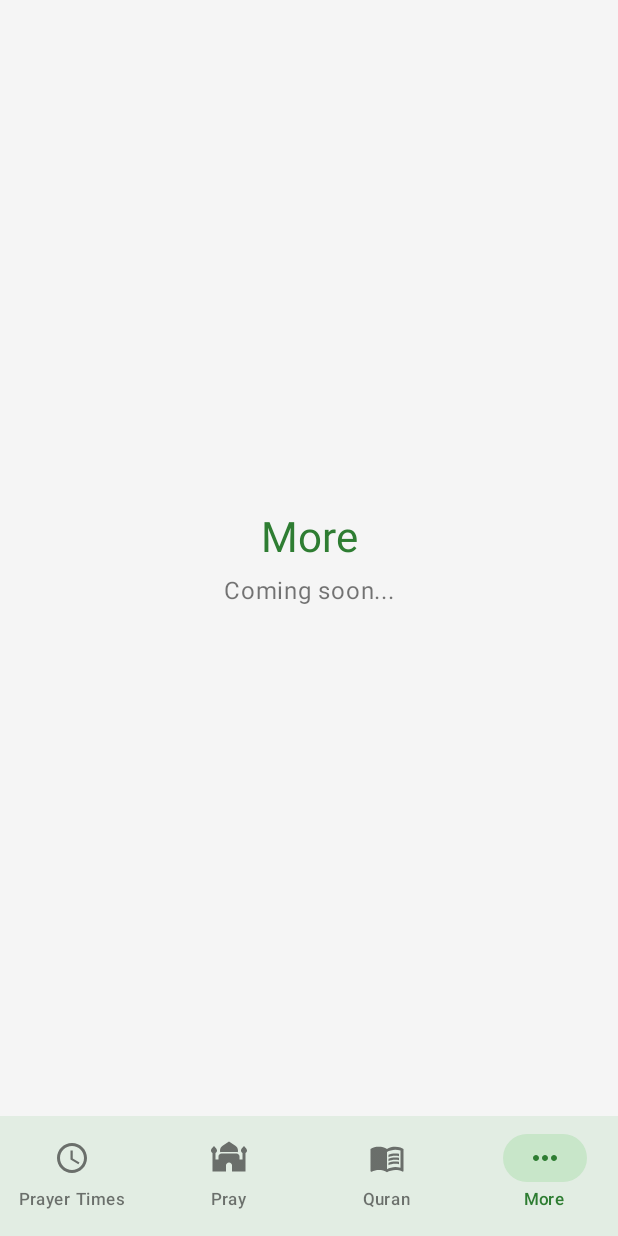
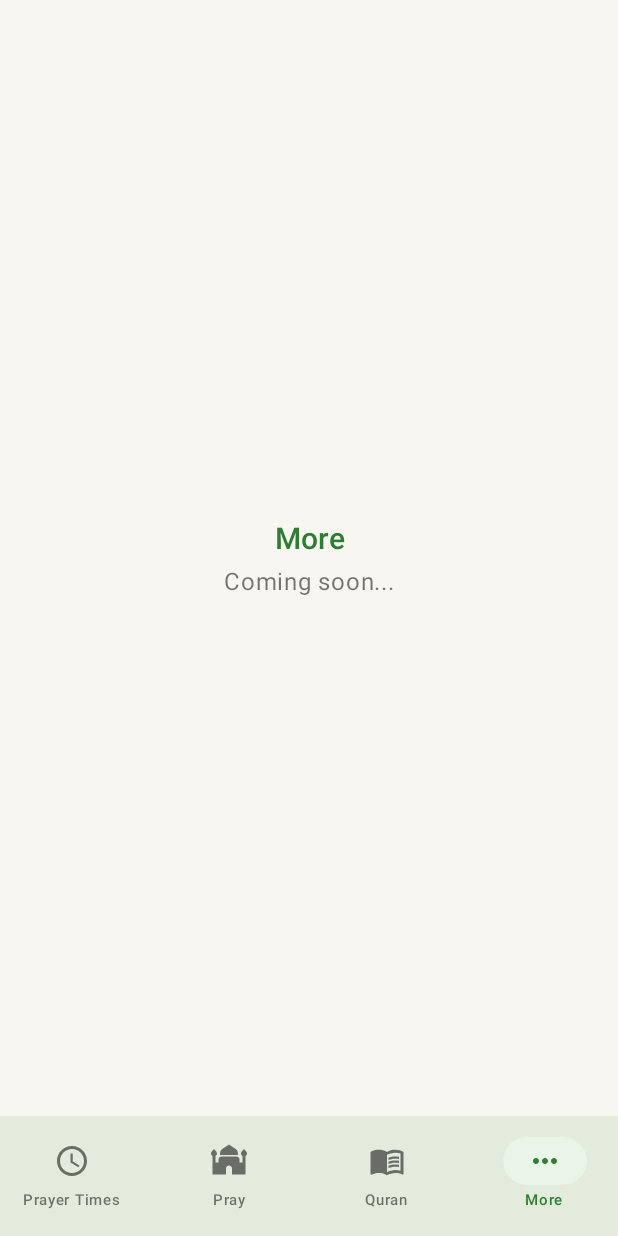
Before and after one commit to h4sanzade/NamazShia, an Android app built with Jetpack Compose: the screen it shows after launch (MainActivity), item 4 of the bottom bar chosen, on a phone screen of 412 x 824 dp. Run offline under Robolectric (Android 15) with nearby library versions, the phone set to English and light mode, and no system bars; our stand-ins replace Dagger/Hilt's generated code.

Commit message:
Design, colors changed

```diff
--- a/app/src/main/java/com/hasanzade/namazshia/QuranScreen.kt
+++ b/app/src/main/java/com/hasanzade/namazshia/QuranScreen.kt
@@ -152,7 +152,7 @@ fun QuranScreen(
                             IconButton(
                                 onClick = {
                                     if (searchQuery.isNotBlank()) {
-                                        viewModel.searchQuran(searchQuery)
+
                                         showSearch = false
                                     }
                                 }
--- a/app/src/main/java/com/hasanzade/namazshia/QuranViewModel.kt
+++ b/app/src/main/java/com/hasanzade/namazshia/QuranViewModel.kt
@@ -20,6 +20,9 @@ class QuranViewModel @Inject constructor(
 
     private val _surahs = MutableStateFlow<List<Surah>>(emptyList())
     val surahs: StateFlow<List<Surah>> = _surahs.asStateFlow()
+
+    private val _filteredSurahs = MutableStateFlow<List<Surah>>(emptyList())
+    val filteredSurahs: StateFlow<List<Surah>> = _filteredSurahs.asStateFlow()
 
     private val _ayahs = MutableStateFlow<List<Ayah>>(emptyList())
     val ayahs: StateFlow<List<Ayah>> = _ayahs.asStateFlow()
@@ -51,6 +54,7 @@ class QuranViewModel @Inject constructor(
                             )
                         }
                         _surahs.value = surahList
+                        _filteredSurahs.value = surahList
                         _state.value = QuranScreenState.SurahList
                     },
                     onFailure = { error ->
@@ -63,18 +67,63 @@ class QuranViewModel @Inject constructor(
         }
     }
 
+    fun searchSurahs(query: String) {
+        if (query.isBlank()) {
+            _filteredSurahs.value = _surahs.value
+            return
+        }
+
+        val searchQuery = query.lowercase().trim()
+        val filtered = _surahs.value.filter { surah ->
+            surah.englishName.lowercase().contains(searchQuery) ||
+                    surah.englishNameTranslation.lowercase().contains(searchQuery) ||
+                    surah.number.toString().contains(searchQuery) ||
+                    matchesCommonTerms(surah, searchQuery)
+        }
+
+        _filteredSurahs.value = filtered
+    }
+
+    private fun matchesCommonTerms(surah: Surah, query: String): Boolean {
+        return when {
+            query.contains("baq") && surah.englishName.lowercase().contains("baqara") -> true
+            query.contains("cow") && surah.englishName.lowercase().contains("baqara") -> true
+
+
+            query.contains("fat") && surah.englishName.lowercase().contains("fatiha") -> true
+            query.contains("open") && surah.englishName.lowercase().contains("fatiha") -> true
+
+            query.contains("imr") && surah.englishName.lowercase().contains("imraan") -> true
+            query.contains("family") && surah.englishNameTranslation.lowercase().contains("family") -> true
+
+            query.contains("nis") && surah.englishName.lowercase().contains("nisa") -> true
+            query.contains("women") && surah.englishNameTranslation.lowercase().contains("women") -> true
+
+            query.contains("mai") && surah.englishName.lowercase().contains("maidah") -> true
+            query.contains("table") && surah.englishNameTranslation.lowercase().contains("table") -> true
+
+            query.contains("yas") && surah.englishName.lowercase().contains("yaseen") -> true
+            query.contains("36") && surah.number == 36 -> true
+
+            query.contains("mul") && surah.englishName.lowercase().contains("mulk") -> true
+            query.contains("kingdom") && surah.englishNameTranslation.lowercase().contains("kingdom") -> true
+
+            query.contains("kah") && surah.englishName.lowercase().contains("kahf") -> true
+            query.contains("cave") && surah.englishNameTranslation.lowercase().contains("cave") -> true
+
+            else -> false
+        }
+    }
+
     fun loadSurahDetail(surah: Surah) {
         viewModelScope.launch {
             try {
                 _isLoadingDetail.value = true
                 _state.value = QuranScreenState.SurahDetail(surah)
 
-                var arabicAyahs: List<Ayah> = emptyList()
-                var translationAyahs: List<QuranTranslation> = emptyList()
-
                 quranRepository.getSurahArabicText(surah.number).fold(
                     onSuccess = { apiAyahs ->
-                        arabicAyahs = apiAyahs.map { apiAyah ->
+                        val arabicAyahs = apiAyahs.map { apiAyah ->
                             Ayah(
                                 number = apiAyah.number,
                                 text = apiAyah.text,
@@ -97,7 +146,7 @@ class QuranViewModel @Inject constructor(
 
                 quranRepository.getSurahTranslation(surah.number).fold(
                     onSuccess = { apiTranslations ->
-                        translationAyahs = apiTranslations.mapIndexed { index, apiTranslation ->
+                        val translationAyahs = apiTranslations.map { apiTranslation ->
                             QuranTranslation(
                                 ayah = apiTranslation.number,
                                 text = apiTranslation.text
@@ -120,7 +169,7 @@ class QuranViewModel @Inject constructor(
         }
     }
 
-    fun searchQuran(query: String) {
+    fun searchInQuranContent(query: String) {
         viewModelScope.launch {
             try {
                 _state.value = QuranScreenState.Loading
@@ -138,6 +187,7 @@ class QuranViewModel @Inject constructor(
 
     fun navigateToSurahList() {
         _state.value = QuranScreenState.SurahList
+        _filteredSurahs.value = _surahs.value
     }
 
     fun navigateToAyah(searchResult: QuranSearchResult) {
--- /dev/null
+++ b/app/src/main/java/com/hasanzade/namazshia/ui/theme/IslamicTypography.kt
@@ -0,0 +1,171 @@
+package com.hasanzade.namazshia.ui.theme
+
+import androidx.compose.material3.Typography
+import androidx.compose.ui.text.TextStyle
+import androidx.compose.ui.text.font.FontFamily
+import androidx.compose.ui.text.font.FontWeight
+import androidx.compose.ui.unit.sp
+
+val IslamicTypography = Typography(
+    displayLarge = TextStyle(
+        fontFamily = FontFamily.Default,
+        fontWeight = FontWeight.Bold,
+        fontSize = 32.sp,
+        lineHeight = 44.sp,
+        letterSpacing = (-0.25).sp
+    ),
+    displayMedium = TextStyle(
+        fontFamily = FontFamily.Default,
+        fontWeight = FontWeight.Bold,
+        fontSize = 28.sp,
+        lineHeight = 36.sp,
+        letterSpacing = 0.sp
+    ),
+    displaySmall = TextStyle(
+        fontFamily = FontFamily.Default,
+        fontWeight = FontWeight.SemiBold,
+        fontSize = 24.sp,
+        lineHeight = 32.sp,
+        letterSpacing = 0.sp
+    ),
+
+    // Headline styles - for section headings
+    headlineLarge = TextStyle(
+        fontFamily = FontFamily.Default,
+        fontWeight = FontWeight.Bold,
+        fontSize = 22.sp,
+        lineHeight = 30.sp,
+        letterSpacing = 0.sp
+    ),
+    headlineMedium = TextStyle(
+        fontFamily = FontFamily.Default,
+        fontWeight = FontWeight.SemiBold,
+        fontSize = 20.sp,
+        lineHeight = 28.sp,
+        letterSpacing = 0.sp
+    ),
+    headlineSmall = TextStyle(
+        fontFamily = FontFamily.Default,
+        fontWeight = FontWeight.Medium,
+        fontSize = 18.sp,
+        lineHeight = 26.sp,
+        letterSpacing = 0.sp
+    ),
+
+    // Title styles - for card titles and important text
+    titleLarge = TextStyle(
+        fontFamily = FontFamily.Default,
+        fontWeight = FontWeight.SemiBold,
+        fontSize = 16.sp,
+        lineHeight = 24.sp,
+        letterSpacing = 0.15.sp
+    ),
+    titleMedium = TextStyle(
+        fontFamily = FontFamily.Default,
+        fontWeight = FontWeight.Medium,
+        fontSize = 14.sp,
+        lineHeight = 22.sp,
+        letterSpacing = 0.1.sp
+    ),
+    titleSmall = TextStyle(
+        fontFamily = FontFamily.Default,
+        fontWeight = FontWeight.Medium,
+        fontSize = 12.sp,
+        lineHeight = 20.sp,
+        letterSpacing = 0.1.sp
+    ),
+
+    // Body styles - for regular content and Arabic text
+    bodyLarge = TextStyle(
+        fontFamily = FontFamily.Default,
+        fontWeight = FontWeight.Normal,
+        fontSize = 16.sp,
+        lineHeight = 28.sp, // Increased for better Arabic text readability
+        letterSpacing = 0.5.sp
+    ),
+    bodyMedium = TextStyle(
+        fontFamily = FontFamily.Default,
+        fontWeight = FontWeight.Normal,
+        fontSize = 14.sp,
+        lineHeight = 24.sp, // Increased for better readability
+        letterSpacing = 0.25.sp
+    ),
+    bodySmall = TextStyle(
+        fontFamily = FontFamily.Default,
+        fontWeight = FontWeight.Normal,
+        fontSize = 12.sp,
+        lineHeight = 20.sp,
+        letterSpacing = 0.4.sp
+    ),
+
+    // Label styles - for buttons and small labels
+    labelLarge = TextStyle(
+        fontFamily = FontFamily.Default,
+        fontWeight = FontWeight.Medium,
+        fontSize = 14.sp,
+        lineHeight = 20.sp,
+        letterSpacing = 0.1.sp
+    ),
+    labelMedium = TextStyle(
+        fontFamily = FontFamily.Default,
+        fontWeight = FontWeight.Medium,
+        fontSize = 12.sp,
+        lineHeight = 18.sp,
+        letterSpacing = 0.5.sp
+    ),
+    labelSmall = TextStyle(
+        fontFamily = FontFamily.Default,
+        fontWeight = FontWeight.Medium,
+        fontSize = 10.sp,
+        lineHeight = 16.sp,
+        letterSpacing = 0.5.sp
+    )
+)
+
+// Special text styles for Islamic content
+object IslamicTextStyles {
+    // For Arabic Quran text
+    val arabicQuran = TextStyle(
+        fontFamily = FontFamily.Default,
+        fontWeight = FontWeight.Normal,
+        fontSize = 22.sp,
+        lineHeight = 40.sp, // Extra spacing for Arabic
+        letterSpacing = 0.sp
+    )
+
+    // For Arabic prayers and duas
+    val arabicPrayer = TextStyle(
+        fontFamily = FontFamily.Default,
+        fontWeight = FontWeight.Medium,
+        fontSize = 18.sp,
+        lineHeight = 32.sp,
+        letterSpacing = 0.sp
+    )
+
+    // For transliteration
+    val transliteration = TextStyle(
+        fontFamily = FontFamily.Default,
+        fontWeight = FontWeight.Normal,
+        fontSize = 14.sp,
+        lineHeight = 22.sp,
+        letterSpacing = 0.25.sp
+    )
+
+    // For English translation
+    val translation = TextStyle(
+        fontFamily = FontFamily.Default,
+        fontWeight = FontWeight.Normal,
+        fontSize = 15.sp,
+        lineHeight = 24.sp,
+        letterSpacing = 0.15.sp
+    )
+
+    // For Bismillah and special phrases
+    val bismillah = TextStyle(
+        fontFamily = FontFamily.Default,
+        fontWeight = FontWeight.Bold,
+        fontSize = 20.sp,
+        lineHeight = 36.sp,
+        letterSpacing = 0.sp
+    )
+}
--- a/app/src/main/java/com/hasanzade/namazshia/ui/theme/Theme.kt
+++ b/app/src/main/java/com/hasanzade/namazshia/ui/theme/Theme.kt
@@ -16,73 +16,103 @@ import androidx.compose.ui.platform.LocalContext
 import androidx.compose.ui.platform.LocalView
 import androidx.core.view.WindowCompat
 
-// Islamic Green Color Palette
-val IslamicGreen = Color(0xFF2E7D32)        // Primary green
-val IslamicGreenLight = Color(0xFF4CAF50)   // Light green
-val IslamicGreenDark = Color(0xFF1B5E20)    // Dark green
-val IslamicGold = Color(0xFFFFD700)         // Gold accent
-val DarkBackground = Color(0xFF0F1419)      // Very dark background
-val DarkSurface = Color(0xFF1A1A1A)         // Dark surface
-val DarkCard = Color(0xFF2D2D2D)            // Dark card background
+val IslamicGold = Color(0xFFD4AF37)
+val IslamicGoldLight = Color(0xFFE6C547)
+val IslamicGoldDark = Color(0xFFB8941F)
+val IslamicGreen = Color(0xFF2E7D32)
+val IslamicGreenLight = Color(0xFF4CAF50)
+val IslamicGreenDark = Color(0xFF1B5E20)
+val IslamicTeal = Color(0xFF006064)
+val IslamicBlue = Color(0xFF1565C0)
+val IslamicMaroon = Color(0xFF7B1FA2)
+
+val DeepNight = Color(0xFF0A0E1A)
+val MidNight = Color(0xFF1A1F2E)
+val SoftNight = Color(0xFF2A2F3E)
+val LightNight = Color(0xFF3A3F4E)
+
+// Light Theme Colors (for day mode)
+val LightCream = Color(0xFFF8F6F0)         // Warm cream background
+val WarmWhite = Color(0xFFFFFDF7)          // Warm white
+val SoftGray = Color(0xFFE8E6E0)           // Soft gray for cards
+val MediumGray = Color(0xFF6B6B6B)         // Medium gray for text
 
 private val DarkColorScheme = darkColorScheme(
-    primary = IslamicGreenLight,
+    primary = IslamicGold,
     onPrimary = Color.White,
     primaryContainer = IslamicGreenDark,
-    onPrimaryContainer = Color.White,
+    onPrimaryContainer = IslamicGold,
 
-    secondary = IslamicGold,
-    onSecondary = Color.Black,
-    secondaryContainer = IslamicGreen,
+    secondary = IslamicGreen,
+    onSecondary = Color.White,
+    secondaryContainer = IslamicTeal,
     onSecondaryContainer = Color.White,
 
-    tertiary = Color(0xFF81C784),
+    tertiary = IslamicGoldLight,
     onTertiary = Color.Black,
-    tertiaryContainer = Color(0xFF2E5D2E),
+    tertiaryContainer = IslamicMaroon,
     onTertiaryContainer = Color.White,
 
-    background = DarkBackground,
+    background = DeepNight,
     onBackground = Color.White,
-    surface = DarkSurface,
+    surface = MidNight,
     onSurface = Color.White,
-    surfaceVariant = DarkCard,
-    onSurfaceVariant = Color(0xFFE0E0E0),
+    surfaceVariant = SoftNight,
+    onSurfaceVariant = Color(0xFFE8E8E8),
 
-    error = Color(0xFFCF6679),
-    onError = Color.Black
+    surfaceTint = IslamicGold,
+    inverseSurface = Color.White,
+    inverseOnSurface = DeepNight,
+
+    outline = Color(0xFF4A4A4A),
+    outlineVariant = Color(0xFF2A2A2A),
+
+    error = Color(0xFFE57373),
+    onError = Color.White,
+    errorContainer = Color(0xFFB71C1C),
+    onErrorContainer = Color.White
 )
 
 private val LightColorScheme = lightColorScheme(
     primary = IslamicGreen,
     onPrimary = Color.White,
-    primaryContainer = Color(0xFFC8E6C9),
+    primaryContainer = Color(0xFFE8F5E8),
     onPrimaryContainer = IslamicGreenDark,
 
     secondary = IslamicGold,
-    onSecondary = Color.Black,
-    secondaryContainer = Color(0xFFF1F8E9),
-    onSecondaryContainer = IslamicGreen,
+    onSecondary = Color.White,
+    secondaryContainer = Color(0xFFFFF8E1),
+    onSecondaryContainer = IslamicGoldDark,
 
-    tertiary = Color(0xFF66BB6A),
+    tertiary = IslamicTeal,
     onTertiary = Color.White,
-    tertiaryContainer = Color(0xFFE8F5E8),
-    onTertiaryContainer = IslamicGreenDark,
+    tertiaryContainer = Color(0xFFE0F2F1),
+    onTertiaryContainer = IslamicTeal,
 
-    background = Color(0xFFF5F5F5),
+    background = LightCream,
     onBackground = Color(0xFF1A1A1A),
-    surface = Color.White,
+    surface = WarmWhite,
     onSurface = Color(0xFF1A1A1A),
-    surfaceVariant = Color(0xFFF8F8F8),
+    surfaceVariant = SoftGray,
     onSurfaceVariant = Color(0xFF424242),
 
+    surfaceTint = IslamicGreen,
+    inverseSurface = Color(0xFF2F2F2F),
+    inverseOnSurface = Color.White,
+
+    outline = Color(0xFFBDBDBD),
+    outlineVariant = Color(0xFFE0E0E0),
+
     error = Color(0xFFB00020),
-    onError = Color.White
+    onError = Color.White,
+    errorContainer = Color(0xFFFFDAD6),
+    onErrorContainer = Color(0xFF410002)
 )
 
 @Composable
 fun NamazShiaTheme(
     darkTheme: Boolean = isSystemInDarkTheme(),
-    dynamicColor: Boolean = false, // Disable dynamic color to use our Islamic theme
+    dynamicColor: Boolean = false, // Keep false to maintain Islamic theme
     content: @Composable () -> Unit
 ) {
     val colorScheme = when {
@@ -106,7 +136,7 @@ fun NamazShiaTheme(
 
     MaterialTheme(
         colorScheme = colorScheme,
-        typography = Typography,
+        typography = IslamicTypography,
         content = content
     )
 }
```
